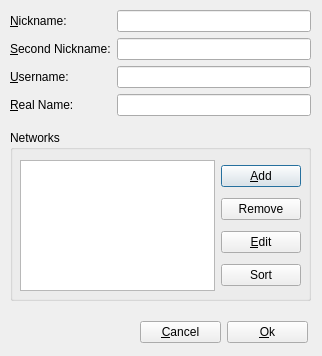
Above: NetworkDlg.ui from codymj/LuxIRC before the change. Below: the same form after it.
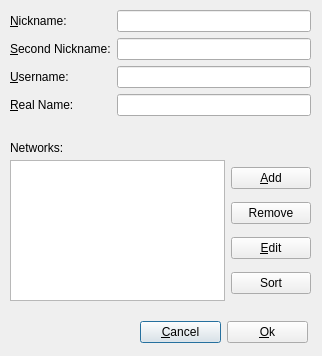
That is the form after the change.

Patch:
```diff
--- a/NetworkDlg.ui
+++ b/NetworkDlg.ui
@@ -25,66 +25,6 @@
   <property name="windowTitle">
    <string>Networks</string>
   </property>
-  <widget class="QGroupBox" name="networkGbx">
-   <property name="geometry">
-    <rect>
-     <x>10</x>
-     <y>130</y>
-     <width>301</width>
-     <height>171</height>
-    </rect>
-   </property>
-   <property name="title">
-    <string>Networks</string>
-   </property>
-   <widget class="QWidget" name="layoutWidget">
-    <property name="geometry">
-     <rect>
-      <x>10</x>
-      <y>30</y>
-      <width>281</width>
-      <height>131</height>
-     </rect>
-    </property>
-    <layout class="QHBoxLayout" name="horizontalLayout">
-     <item>
-      <widget class="QListWidget" name="networkView"/>
-     </item>
-     <item>
-      <layout class="QVBoxLayout" name="verticalLayout">
-       <item>
-        <widget class="QPushButton" name="addBtn">
-         <property name="text">
-          <string>&amp;Add</string>
-         </property>
-        </widget>
-       </item>
-       <item>
-        <widget class="QPushButton" name="removeBtn">
-         <property name="text">
-          <string>Remove</string>
-         </property>
-        </widget>
-       </item>
-       <item>
-        <widget class="QPushButton" name="editBtn">
-         <property name="text">
-          <string>&amp;Edit</string>
-         </property>
-        </widget>
-       </item>
-       <item>
-        <widget class="QPushButton" name="sortBtn">
-         <property name="text">
-          <string>Sort</string>
-         </property>
-        </widget>
-       </item>
-      </layout>
-     </item>
-    </layout>
-   </widget>
-  </widget>
   <widget class="QWidget" name="layoutWidget">
    <property name="geometry">
     <rect>
@@ -175,6 +115,71 @@
     </item>
    </layout>
   </widget>
+  <widget class="QWidget" name="layoutWidget">
+   <property name="geometry">
+    <rect>
+     <x>10</x>
+     <y>160</y>
+     <width>301</width>
+     <height>141</height>
+    </rect>
+   </property>
+   <layout class="QHBoxLayout" name="horizontalLayout">
+    <item>
+     <widget class="QListWidget" name="networkList"/>
+    </item>
+    <item>
+     <layout class="QVBoxLayout" name="verticalLayout">
+      <item>
+       <widget class="QPushButton" name="addBtn">
+        <property name="text">
+         <string>&amp;Add</string>
+        </property>
+       </widget>
+      </item>
+      <item>
+       <widget class="QPushButton" name="removeBtn">
+        <property name="text">
+         <string>Remove</string>
+        </property>
+       </widget>
+      </item>
+      <item>
+       <widget class="QPushButton" name="editBtn">
+        <property name="text">
+         <string>&amp;Edit</string>
+        </property>
+       </widget>
+      </item>
+      <item>
+       <widget class="QPushButton" name="sortBtn">
+        <property name="text">
+         <string>Sort</string>
+        </property>
+       </widget>
+      </item>
+     </layout>
+    </item>
+   </layout>
+  </widget>
+  <widget class="QLabel" name="label_5">
+   <property name="geometry">
+    <rect>
+     <x>10</x>
+     <y>140</y>
+     <width>71</width>
+     <height>16</height>
+    </rect>
+   </property>
+   <property name="text">
+    <string>Networks:</string>
+   </property>
+  </widget>
+  <zorder>layoutWidget</zorder>
+  <zorder>layoutWidget</zorder>
+  <zorder>layoutWidget</zorder>
+  <zorder>networkList</zorder>
+  <zorder>label_5</zorder>
  </widget>
  <tabstops>
   <tabstop>nickLineEdit</tabstop>
```
Left out of the diff: 46 changed lines with no effect on the pictures.
